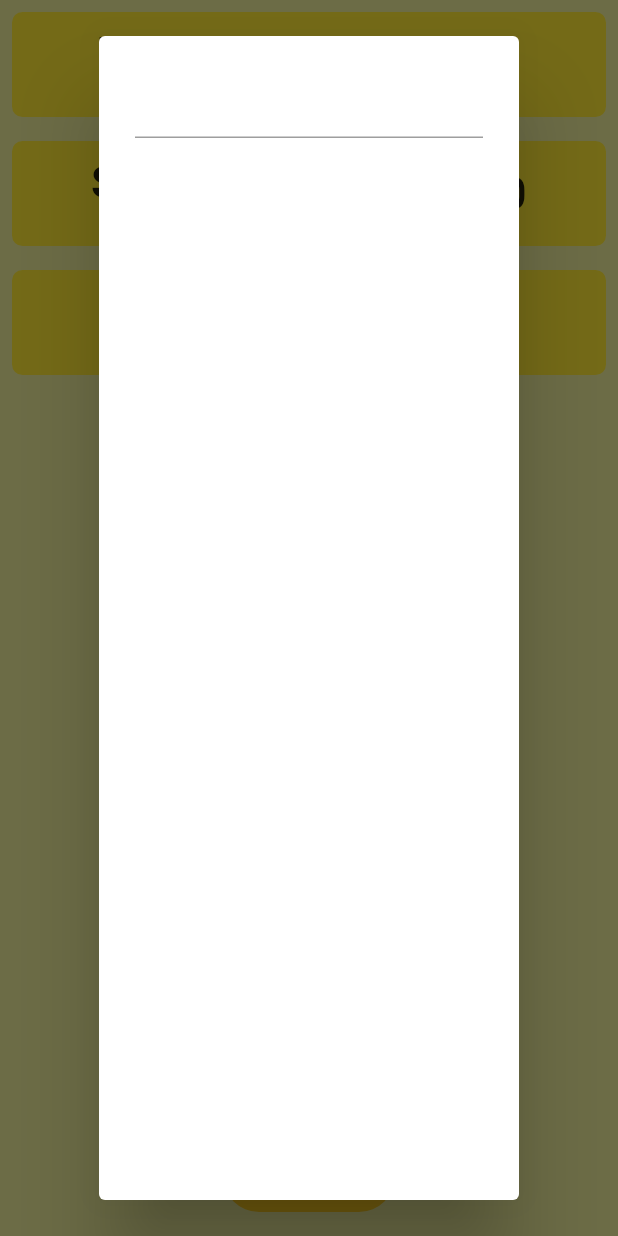
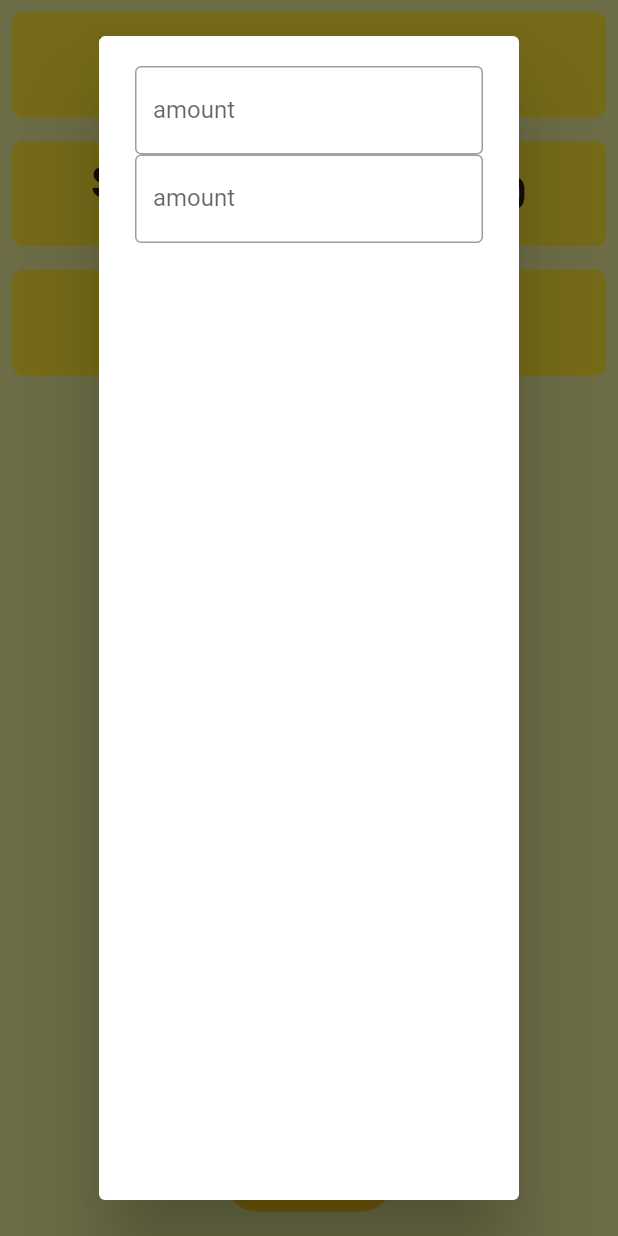
Before and after one commit to JoshuaBiong/hain, a Flutter app: the screen it shows after launch, after a tap on an icon or button, on a phone screen of 412 x 824 dp. Run offline on Flutter 3.47's test engine with Material 2 defaults, Android fonts, the phone set to English and light mode, and no system bars; our stand-ins replace page_transition.

Commit message:
decorating inputbox

```diff
--- a/lib/homapge.dart
+++ b/lib/homapge.dart
@@ -23,9 +23,27 @@ class Homepage extends StatelessWidget {
                   children: [
                     TextField(
                       controller: texteditorController,
+                      decoration: const InputDecoration(
+                        label: Text("amount"),
+                        border: OutlineInputBorder(
+                          borderSide: BorderSide(
+                              style: BorderStyle.solid, color: Colors.black38),
+                        ),
+                      ),
+                    ),
+                    TextField(
+                      controller: texteditorController,
+                      decoration: const InputDecoration(
+                        label: Text("amount"),
+                        border: OutlineInputBorder(
+                          borderSide: BorderSide(
+                              style: BorderStyle.solid, color: Colors.black38),
+                        ),
+                      ),
                     )
                   ],
-                  )),
+                ),
+              ),
             );
           });
         });
@@ -51,9 +69,6 @@ class Homepage extends StatelessWidget {
         backgroundColor: const Color.fromARGB(255, 248, 200, 28),
         onPressed: () async {
           await showInformationDialog(context);
-          // dialogAccess;
-
-          print("clicked");
         },
         label: const Text("       +       "),
       ),
```
Also changed, not shown: lib/util/dialog.dart (+23 -0 lines). Lines whose indentation alone changed are shown as unchanged.
